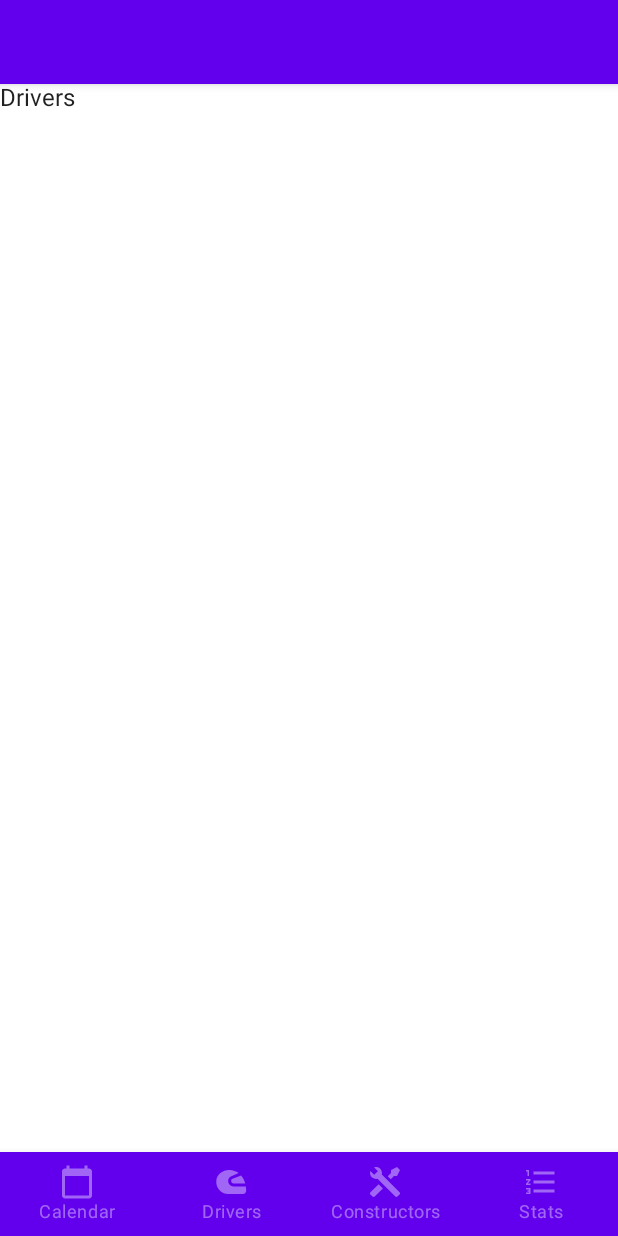
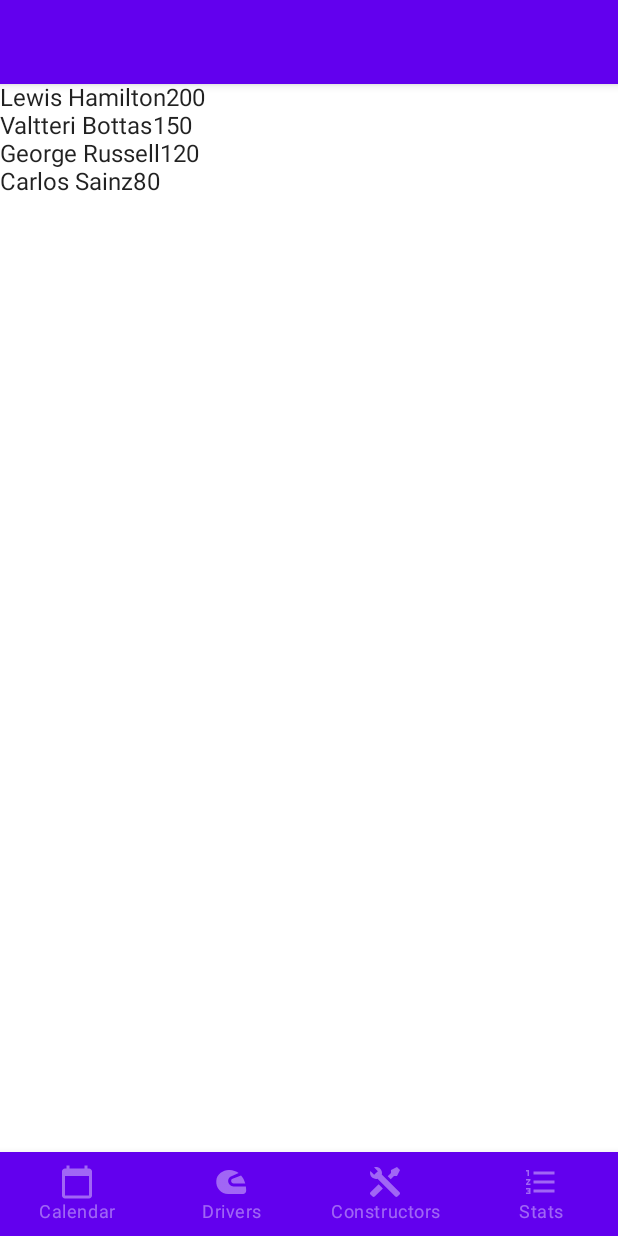
Before and after one commit to manuramosdev/oversteer, an Android app built with Jetpack Compose: the screen it shows after launch (MainActivity), item 2 of the bottom bar chosen, on a phone screen of 412 x 824 dp. Run offline under Robolectric (Android 15) with nearby library versions, the phone set to English and light mode, and no system bars.

Commit message:
Adding driver standings list with fake data

```diff
--- a/app/src/main/java/dev/manuramos/oversteer/DriversScreen.kt
+++ b/app/src/main/java/dev/manuramos/oversteer/DriversScreen.kt
@@ -1,9 +1,31 @@
 package dev.manuramos.oversteer
 
+import androidx.compose.foundation.layout.Row
+import androidx.compose.foundation.lazy.LazyColumn
+import androidx.compose.foundation.lazy.items
 import androidx.compose.material.Text
 import androidx.compose.runtime.Composable
+import dev.manuramos.oversteer.model.DriverStanding
 
 @Composable
 fun DriversScreen() {
-    Text(text = "Drivers")
+    DriversList(drivers = FAKE_DATA.driverStandings)
 }
+
+@Composable
+fun DriversList(
+    drivers: List<DriverStanding>
+) {
+    LazyColumn {
+        items(drivers) { driverStanding -> DriverRow(driverStanding) }
+    }
+}
+
+@Composable
+fun DriverRow(driverStanding: DriverStanding) {
+    val driver = driverStanding.driver
+    Row {
+        Text(text = driver.fullName)
+        Text(text = driverStanding.points.toString())
+    }
+}
--- /dev/null
+++ b/app/src/main/java/dev/manuramos/oversteer/FakeData.kt
@@ -0,0 +1,23 @@
+package dev.manuramos.oversteer
+
+import dev.manuramos.oversteer.model.Constructor
+import dev.manuramos.oversteer.model.Driver
+import dev.manuramos.oversteer.model.DriverStanding
+import java.util.*
+
+object FAKE_DATA {
+    val hamilton = Driver("hamilton", "Lewis", "Hamilton", "British", 44, "HAM", "", Date())
+    val bottas = Driver("bottas", "Valtteri", "Bottas", "Finnish", 77, "BOT", "", Date())
+    val russell = Driver("russell", "George", "Russell", "British", 63, "RUS", "", Date())
+    val sainz = Driver("sainz", "Carlos", "Sainz", "Spanish", 55, "SAI", "", Date())
+
+    val mclaren = Constructor("mclaren", "", "McLaren", "British")
+    val ferrari = Constructor("ferrari", "", "Ferrari", "Italian")
+    val williams = Constructor("williams", "", "Williams", "British")
+    val driverStandings: List<DriverStanding> = listOf(
+        DriverStanding(1, 200, 5, hamilton, listOf(mclaren)),
+        DriverStanding(2, 150, 4, bottas, listOf(mclaren)),
+        DriverStanding(3, 120, 5, russell, listOf(williams)),
+        DriverStanding(4, 80, 5, sainz, listOf(ferrari)),
+    )
+}
--- a/app/src/main/java/dev/manuramos/oversteer/model/Constructor.kt
+++ b/app/src/main/java/dev/manuramos/oversteer/model/Constructor.kt
@@ -1,16 +1,16 @@
 package dev.manuramos.oversteer.model
 
-data class Constructor (
+data class Constructor(
     val constructorId: String,
     val url: String,
     val name: String,
     val nationality: String,
 )
 
-data class ConstructorStanding (
+data class ConstructorStanding(
     val position: Number,
 //    "positionText": "21",
     val points: Number,
     val wins: Number,
-    val constructor:Constructor,
+    val constructor: Constructor,
 )
--- a/app/src/main/java/dev/manuramos/oversteer/model/Driver.kt
+++ b/app/src/main/java/dev/manuramos/oversteer/model/Driver.kt
@@ -2,7 +2,7 @@ package dev.manuramos.oversteer.model
 
 import java.util.*
 
-data class Driver (
+data class Driver(
     val driverId: String,
     val givenName: String,
     val familyName: String,
@@ -11,9 +11,11 @@ data class Driver (
     val code: String,
     val url: String,
     val dateOfBirth: Date,
-)
+) {
+    val fullName = """$givenName $familyName"""
+}
 
-data class DriverStanding (
+data class DriverStanding(
     val position: Number,
 //    "positionText": "21",
     val points: Number,
```
